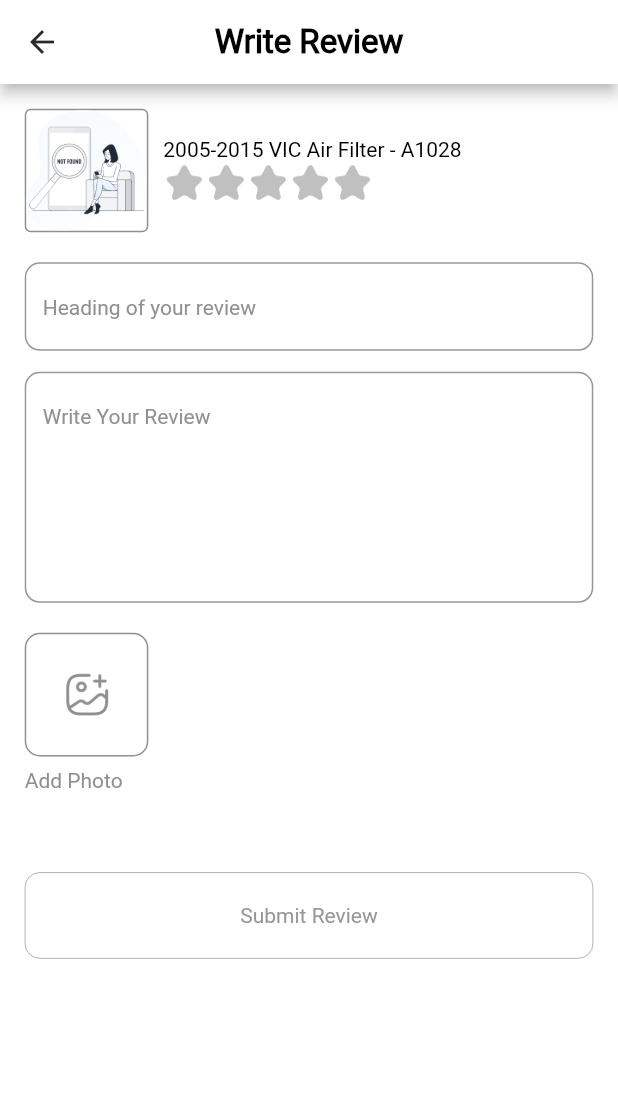
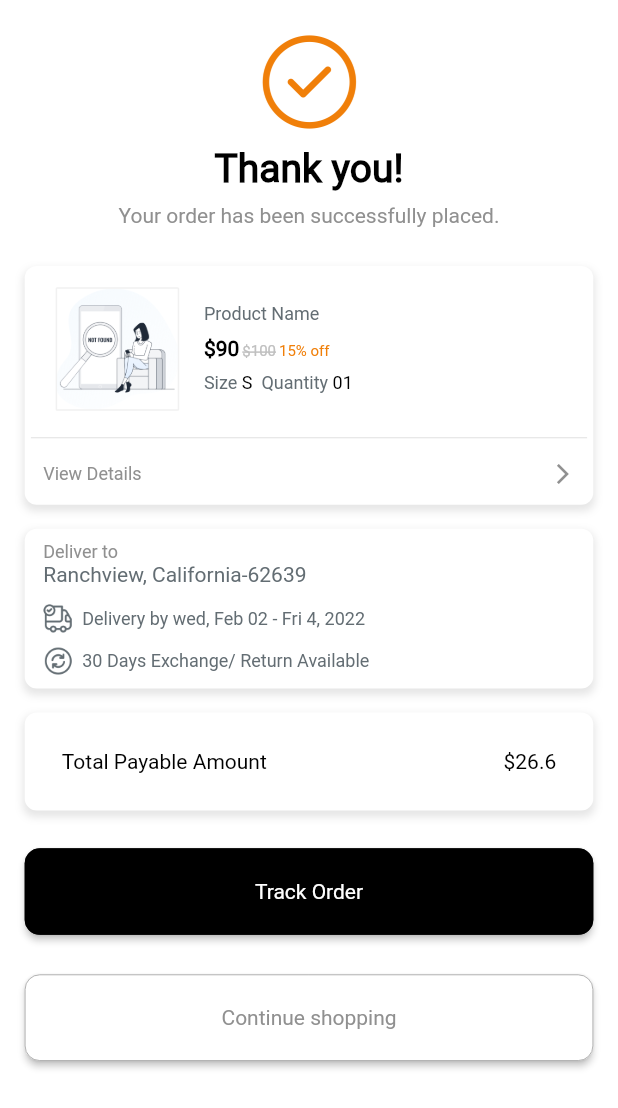
Before and after one commit to gargkhushi2/vg_implementation, a Flutter app: the screen it shows after launch, on a phone screen of 412 x 824 dp. Shown: the top 1108 px of the screen. Run offline on Flutter 3.47's test engine with Material 3 defaults, Android fonts, the light colour scheme and no system bars; our stand-ins replace dio, get_storage, retrofit; generated files the repository leaves out were written again; Roboto replaces fonts that are missing (Roboto-Regular.ttf).

Commit message:
implementation of order placed screen

```diff
--- a/lib/constants/app_images.dart
+++ b/lib/constants/app_images.dart
@@ -29,4 +29,6 @@ class AppImages {
   static const googleButton = "assets/pngs/google_button.png";
   static const appLogo = "assets/pngs/app_logo.png";
   static const passwordSuccess = "assets/pngs/password_success.png";
+  static const exchange = "assets/pngs/exchange.png";
+  static const deliveryTruck = "assets/pngs/delivery_truck.png";
 }
--- a/lib/constants/app_style.dart
+++ b/lib/constants/app_style.dart
@@ -25,7 +25,7 @@ class AppStyle {
       labelSmall: TextStyle(
         fontSize: 14,
         fontWeight: FontWeight.w400,
-      color: AppColors.white,
+        color: AppColors.white,
         fontFamily: AppFonts.robotoRegular,
       ),
       headlineSmall: TextStyle(
@@ -78,9 +78,9 @@ UnderlineInputBorder underlineInputBorder({
 // custom box shadow
 BoxShadow boxShadow() {
   return BoxShadow(
-    color: AppColors.black.withOpacity(0.2),
+    color: AppColors.black.withOpacity(0.1),
     offset: const Offset(0, 3),
-    spreadRadius: 2,
-    blurRadius: 5,
+    spreadRadius: 1,
+    blurRadius: 4,
   );
 }
--- a/lib/main.dart
+++ b/lib/main.dart
@@ -21,7 +21,7 @@ class MyApp extends StatelessWidget {
       title: 'After Market Mobile Application',
       theme: AppStyle.appTheme(),
       debugShowCheckedModeBanner: false,
-      initialRoute: AppRoutes.reviewForm,
+      initialRoute: AppRoutes.orderPlaced,
       onGenerateRoute: AppRoutes.getRoutes,
     );
   }
--- a/lib/routes/app_routes.dart
+++ b/lib/routes/app_routes.dart
@@ -6,6 +6,7 @@ import 'package:after_market_mobile_application/views/screens/authentication/log
 import 'package:after_market_mobile_application/views/screens/authentication/signup.dart';
 import 'package:after_market_mobile_application/views/screens/authentication/welcome_back.dart';
 import 'package:after_market_mobile_application/views/screens/order/order_details.dart';
+import 'package:after_market_mobile_application/views/screens/order/order_placed.dart';
 import 'package:after_market_mobile_application/views/screens/order/orders_list_screen.dart';
 import 'package:after_market_mobile_application/views/screens/order/return_order.dart';
 import 'package:after_market_mobile_application/views/screens/password/code_verification.dart';
@@ -32,6 +33,7 @@ class AppRoutes {
   static const orderDetail = '/orderDetail';
   static const returnOrder = '/returnOrder';
   static const reviewForm = '/reviewForm';
+  static const orderPlaced = '/orderPlaced';
 
   static Route getRoutes(RouteSettings settings) {
     switch (settings.name) {
@@ -88,6 +90,9 @@ class AppRoutes {
       case reviewForm:
         return MaterialPageRoute(
             builder: (BuildContext context) => ReviewForm());
+      case orderPlaced:
+        return MaterialPageRoute(
+            builder: (BuildContext context) => OrderPlaced());
 
       default:
         return MaterialPageRoute(
--- /dev/null
+++ b/lib/views/screens/order/order_placed.dart
@@ -0,0 +1,293 @@
+import 'package:after_market_mobile_application/constants/app_colors.dart';
+import 'package:after_market_mobile_application/constants/app_images.dart';
+import 'package:after_market_mobile_application/constants/app_style.dart';
+import 'package:after_market_mobile_application/helper/responsiveness_handler.dart';
+import 'package:after_market_mobile_application/views/screens/order/orders_list_screen.dart';
+import 'package:after_market_mobile_application/views/shared_widgets/app_button.dart';
+import 'package:after_market_mobile_application/views/shared_widgets/image_layout.dart';
+import 'package:after_market_mobile_application/views/shared_widgets/spacer.dart';
+import 'package:flutter/material.dart';
+
+// Screen for displaying placed order details.
+
+class OrderPlaced extends StatelessWidget {
+  const OrderPlaced({super.key});
+
+  @override
+  Widget build(BuildContext context) {
+    final responsivenessHandler = ResponsivenessHandler(context);
+    final textTheme = AppStyle.textTheme();
+    return SafeArea(
+      child: Scaffold(
+        body: Padding(
+          padding: EdgeInsets.symmetric(
+            horizontal: responsivenessHandler.getResponsiveWidth(
+              4,
+            ),
+          ),
+          child: Column(
+            children: [
+              verticalSpacer(
+                height: 20,
+              ),
+              const ImageLayout(
+                imageName: AppImages.tickCircle,
+                scaleSize: 6,
+              ),
+              verticalSpacer(),
+              Text(
+                "Thank you!",
+                style: textTheme.headlineLarge,
+              ),
+              verticalSpacer(),
+              Text(
+                "Your order has been successfully placed.",
+                style: textTheme.labelSmall?.copyWith(
+                  color: AppColors.grey,
+                ),
+              ),
+              verticalSpacer(
+                height: 26,
+              ),
+              GestureDetector(
+                onTap: () {
+                  // navigate to product detail screen
+                },
+                child: placedOrderCardLayout(
+                  responsivenessHandler,
+                  textTheme,
+                  "Product Name",
+                  AppImages.emptyProduct,
+                  'S',
+                  '01',
+                  '15',
+                  '100',
+                  '90',
+                ),
+              ),
+              verticalSpacer(
+                height: 16,
+              ),
+              deliverToAndExchangeDetailLayout(
+                responsivenessHandler,
+                textTheme,
+                "Ranchview, California-62639",
+                "wed, Feb 02 - Fri 4, 2022",
+              ),
+              verticalSpacer(
+                height: 16,
+              ),
+              amountPaidLayout(
+                responsivenessHandler,
+                textTheme,
+                '26.6',
+              ),
+              verticalSpacer(
+                height: 12,
+              ),
+              AppButton(
+                buttonText: "Track Order",
+                onPressed: () {
+                  // navigate to track order screen
+                },
+              ),
+              AppButton(
+                buttonText: "Continue shopping",
+                onPressed: () {
+                  // navigate to continue shopping screen
+                },
+                isOutlinedButton: true,
+              ),
+            ],
+          ),
+        ),
+      ),
+    );
+  }
+}
+
+// Layout for displaying amount to be paid
+Widget amountPaidLayout(
+  ResponsivenessHandler responsivenessHandler,
+  TextTheme textTheme,
+  String amount,
+) {
+  return Container(
+    padding: EdgeInsets.all(
+      responsivenessHandler.getResponsiveWidth(
+        6,
+      ),
+    ),
+    decoration: BoxDecoration(
+      color: AppColors.white,
+      borderRadius: BorderRadius.circular(
+        8,
+      ),
+      boxShadow: [
+        boxShadow(),
+      ],
+    ),
+    child: Row(
+      mainAxisAlignment: MainAxisAlignment.spaceBetween,
+      children: [
+        Text(
+          "Total Payable Amount",
+          style: textTheme.headlineSmall,
+        ),
+        Text(
+          '\$$amount',
+          style: textTheme.headlineSmall,
+        )
+      ],
+    ),
+  );
+}
+
+Widget deliverToAndExchangeDetailLayout(
+  ResponsivenessHandler responsivenessHandler,
+  TextTheme textTheme,
+  String address,
+  String deliveryEstimatedDuration,
+) {
+  return Container(
+    padding: EdgeInsets.symmetric(
+      horizontal: responsivenessHandler.getResponsiveWidth(
+        3,
+      ),
+      vertical: responsivenessHandler.getResponsiveHeight(
+        1,
+      ),
+    ),
+    decoration: BoxDecoration(
+      color: AppColors.white,
+      borderRadius: BorderRadius.circular(
+        8,
+      ),
+      boxShadow: [
+        boxShadow(),
+      ],
+    ),
+    child: Column(
+      crossAxisAlignment: CrossAxisAlignment.start,
+      children: [
+        Text(
+          "Deliver to",
+          style: textTheme.bodySmall?.copyWith(
+            color: AppColors.grey,
+          ),
+        ),
+        Text(
+          address,
+          style: textTheme.headlineSmall?.copyWith(
+            color: AppColors.darkGreyShade,
+          ),
+        ),
+        verticalSpacer(
+          height: 12,
+        ),
+        deliveryOrExchangeLayout(
+          textTheme,
+          AppImages.deliveryTruck,
+          "Delivery by $deliveryEstimatedDuration",
+        ),
+        verticalSpacer(),
+        deliveryOrExchangeLayout(
+          textTheme,
+          AppImages.exchange,
+          "30 Days Exchange/ Return Available",
+        ),
+      ],
+    ),
+  );
+}
+
+// Layout used for displaying delivery or exchange details
+Widget deliveryOrExchangeLayout(
+    TextTheme textTheme, String imagePath, String text) {
+  return Row(
+    children: [
+      ImageLayout(
+        imageName: imagePath,
+      ),
+      horizontalSpacer(
+        width: 6,
+      ),
+      Text(
+        text,
+        style: textTheme.bodySmall?.copyWith(
+          color: AppColors.darkGreyShade,
+        ),
+      ),
+    ],
+  );
+}
+
+// Layout containing placed order details
+Widget placedOrderCardLayout(
+  ResponsivenessHandler responsivenessHandler,
+  TextTheme textTheme,
+  String productName,
+  String imageUrl,
+  String size,
+  String quantity,
+  String discountedPercent,
+  String originalPrice,
+  String discountedPrice,
+) {
+  return Container(
+    padding: EdgeInsets.all(
+      responsivenessHandler.getResponsiveWidth(
+        1,
+      ),
+    ),
+    decoration: BoxDecoration(
+      borderRadius: BorderRadius.circular(
+        8,
+      ),
+      color: AppColors.white,
+      boxShadow: [
+        boxShadow(),
+      ],
+    ),
+    child: Column(
+      children: [
+        orderedProductLayout(
+          responsivenessHandler,
+          textTheme,
+          imageUrl,
+          productName,
+          size,
+          quantity,
+          isFromOrderPlacedScreen: true,
+          discountedPercent: discountedPercent,
+          originalPrice: originalPrice,
+          discountedPrice: discountedPrice,
+        ),
+        const Divider(),
+        Padding(
+          padding: EdgeInsets.all(
+            responsivenessHandler.getResponsiveWidth(
+              2,
+            ),
+          ),
+          child: Row(
+            children: [
+              Text(
+                "View Details",
+                style: textTheme.bodySmall?.copyWith(
+                  color: AppColors.grey,
+                ),
+              ),
+              const Spacer(),
+              const Icon(
+                Icons.arrow_forward_ios,
+                color: AppColors.grey,
+                size: 16,
+              )
+            ],
+          ),
+        )
+      ],
+    ),
+  );
+}
--- a/lib/views/screens/order/orders_list_screen.dart
+++ b/lib/views/screens/order/orders_list_screen.dart
@@ -1,8 +1,10 @@
 import 'package:after_market_mobile_application/constants/app_colors.dart';
 import 'package:after_market_mobile_application/constants/app_images.dart';
+import 'package:after_market_mobile_application/constants/app_strings.dart';
 import 'package:after_market_mobile_application/constants/app_style.dart';
 import 'package:after_market_mobile_application/helper/responsiveness_handler.dart';
 import 'package:after_market_mobile_application/routes/app_routes.dart';
+import 'package:after_market_mobile_application/views/screens/product/product_information_layout.dart';
 import 'package:after_market_mobile_application/views/shared_widgets/app_button.dart';
 import 'package:after_market_mobile_application/views/shared_widgets/common_text_form_field.dart';
 import 'package:after_market_mobile_application/views/shared_widgets/custom_app_header.dart';
@@ -174,8 +176,12 @@ Widget orderedProductLayout(
   String productImage,
   String productName,
   String productSize,
-  String productQuantity,
-) {
+  String productQuantity, {
+  bool isFromOrderPlacedScreen = false,
+  String? originalPrice,
+  String? discountedPrice,
+  String? discountedPercent,
+}) {
   return Padding(
     padding: const EdgeInsets.symmetric(vertical: 10),
     child: Row(
@@ -217,21 +223,43 @@ Widget orderedProductLayout(
               ),
             ),
             verticalSpacer(),
+            if (isFromOrderPlacedScreen) ...[
+              priceAndDiscountLayout(
+                textTheme,
+                originalPrice ?? AppStrings.emptyString,
+                discountedPrice ?? AppStrings.emptyString,
+                discountPercent: discountedPercent ?? AppStrings.emptyString,
+                isOrderDetails: isFromOrderPlacedScreen,
+              ),
+              verticalSpacer(),
+            ],
             RichText(
               text: TextSpan(children: [
                 TextSpan(
-                  text: "Size:$productSize",
+                  text: isFromOrderPlacedScreen ? "Size " : "Size:$productSize",
                   style: textTheme.bodySmall?.copyWith(
                     color: AppColors.darkGreyShade,
                   ),
                 ),
+                if (isFromOrderPlacedScreen)
+                  TextSpan(
+                    text: productSize,
+                    style: textTheme.bodySmall?.copyWith(),
+                  ),
                 textSpanSpacer(width: 6),
                 TextSpan(
-                  text: "Quantity:$productQuantity",
+                  text: isFromOrderPlacedScreen
+                      ? "Quantity "
+                      : "Quantity:$productQuantity",
                   style: textTheme.bodySmall?.copyWith(
                     color: AppColors.darkGreyShade,
                   ),
                 ),
+                if (isFromOrderPlacedScreen)
+                  TextSpan(
+                    text: productQuantity,
+                    style: textTheme.bodySmall?.copyWith(),
+                  ),
               ]),
             )
           ],
```
Also changed, not shown: assets/pngs/delivery_truck.png (added), assets/pngs/exchange.png (added).
